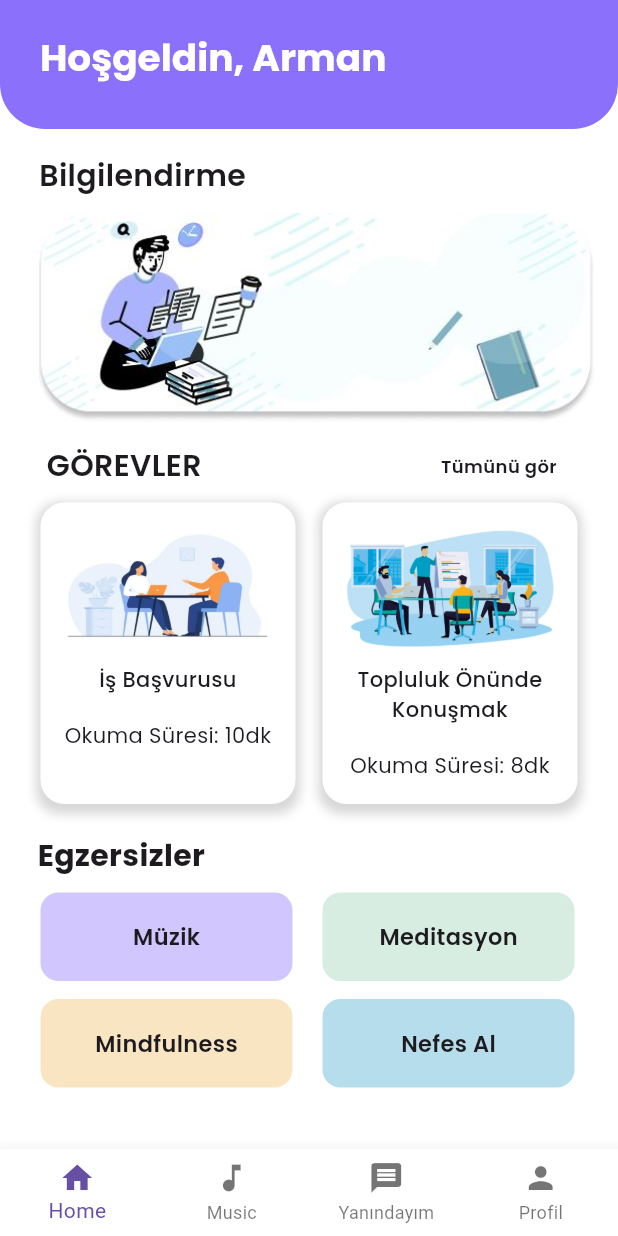
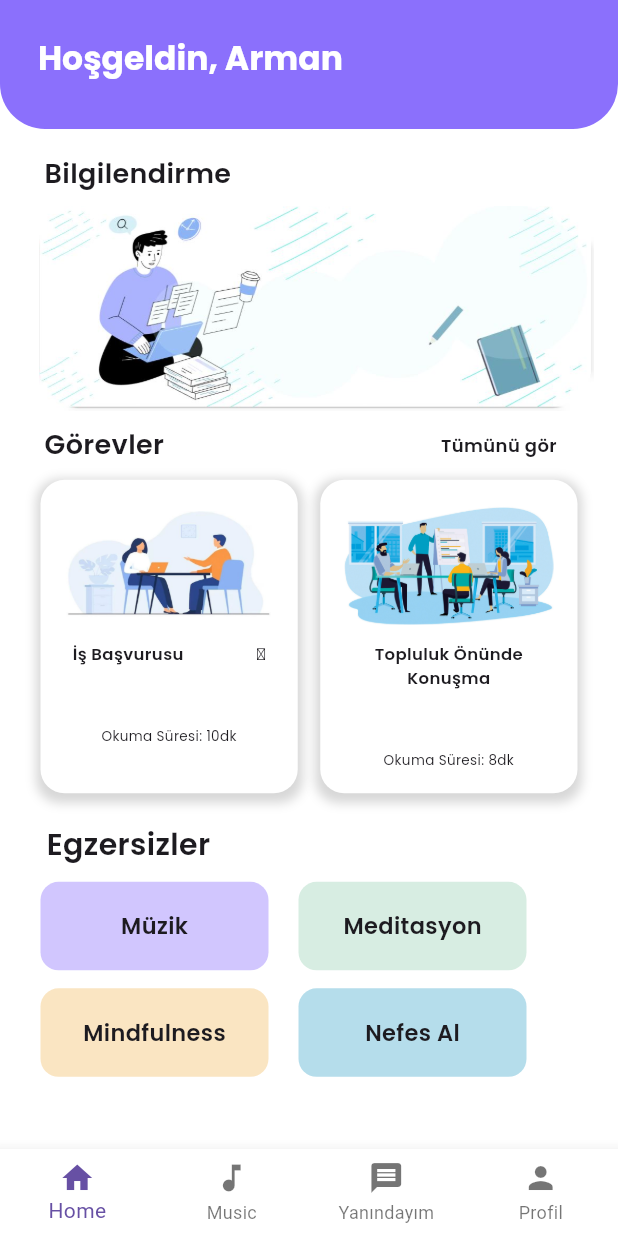
Before and after one commit to YunusEmreYildiz1/DengemGit, a Flutter app: the AnaSayfa screen opened directly, on a phone screen of 412 x 824 dp. Run offline on Flutter 3.47's test engine with Material 3 defaults, Android fonts, the phone set to English and light mode, and no system bars; our stand-ins replace google_fonts.

Commit message:
ana sayfa a54 için optimize edildi ve bilgilendirme kısmı görsel kalitesi arttırıldı

```diff
--- a/lib/ana_sayfa.dart
+++ b/lib/ana_sayfa.dart
@@ -14,18 +14,18 @@ class AnaSayfa extends StatelessWidget {
         title: Column(
           crossAxisAlignment: CrossAxisAlignment.start,
           children: [
-            SizedBox(height: 21), //Hoşgeldin arman yazısının yüksekliğini ayarlar
+            SizedBox(height: 21),
             Text('  Hoşgeldin, Arman',
                 style: GoogleFonts.poppins(
                     color: Colors.white,
-                    fontSize: 25,
+                    fontSize: 22,
                     fontWeight: FontWeight.bold)),
           ],
         ),
         automaticallyImplyLeading: false,
         shape: const RoundedRectangleBorder(
           borderRadius: BorderRadius.vertical(
-            bottom: Radius.circular(30), //Appbardaki kıvrımlı yerin açısını belirler
+            bottom: Radius.circular(30),
           ),
         ),
         bottom: PreferredSize(
@@ -33,18 +33,19 @@ class AnaSayfa extends StatelessWidget {
           child: Container(),
         ),
       ),
-      body: Padding(
+      body: SingleChildScrollView(
+        child: Padding(
           padding: const EdgeInsets.all(16.0),
           child: Column(
             crossAxisAlignment: CrossAxisAlignment.start,
             children: [
-            SizedBox(height: 1), //Bilgilendirme yazısı konum ayarlama
+              SizedBox(height: 1),
               Text(
-              '  Bilgilendirme',
+                '   Bilgilendirme',
                 style: GoogleFonts.poppins(
-                  fontSize: 20, fontWeight: FontWeight.w600),
+                    fontSize: 18, fontWeight: FontWeight.w600),
               ),
-            SizedBox(height: 10),
+              SizedBox(height: 8),
               Container(
                 child: Row(
                   children: [
@@ -52,15 +53,12 @@ class AnaSayfa extends StatelessWidget {
                     Expanded(
                       child: InkWell(
                         onTap: () {
-                        // Resim tıklanıldığında yapılacak işlemler
                           print('Resim tıklandı');
                         },
-                      splashColor:
-                      Colors.purple.withOpacity(0.5), // Tıklama sırasında görünen efekt rengi
-                      highlightColor:
-                      Colors.purple.withOpacity(0.3), // Tıklama sırasında görünen vurgu rengi
+                        splashColor: Colors.purple.withOpacity(0.5),
+                        highlightColor: Colors.purple.withOpacity(0.3),
                         child: Image.asset(
-                        'assets/images/gorsel2.JPG',
+                          'assets/images/gorsell3.JPG',
                           fit: BoxFit.contain,
                         ),
                       ),
@@ -68,19 +66,18 @@ class AnaSayfa extends StatelessWidget {
                   ],
                 ),
               ),
-            SizedBox(height: 15),
+              SizedBox(height: 10),
               Container(
                 child: Row(
                   mainAxisAlignment: MainAxisAlignment.spaceBetween,
                   children: [
                     Text(
-                    '   GÖREVLER',
+                      '   Görevler',
                       style: GoogleFonts.poppins(
-                        fontSize: 20, fontWeight: FontWeight.w600),
+                          fontSize: 18, fontWeight: FontWeight.w600),
                     ),
                     GestureDetector(
                       onTap: () {
-                      // 'Tümünü gör' metnine tıklandığında yapılacak işlemler
                         print('Tümünü gör metnine tıklandı');
                       },
                       child: Text(
@@ -94,33 +91,26 @@ class AnaSayfa extends StatelessWidget {
               ),
               SizedBox(height: 10),
               Padding(
-              padding: EdgeInsets.symmetric(horizontal: 11.0), // Yandan boşluk bırakma
+                padding: EdgeInsets.symmetric(horizontal: 11.0),
                 child: IntrinsicHeight(
-                // IntrinsicHeight kartların aynı boyutta olmasını sağlıyor
                   child: Row(
                     crossAxisAlignment: CrossAxisAlignment.stretch,
                     children: [
                       Expanded(
                         child: GestureDetector(
                           onTap: () {
-                          // İş Başvurusu kartına tıklandığında yapılacak işlemler
                             print('İş Başvurusu kartına tıklandı');
                           },
-                        child: _buildTaskCard('İş Başvurusu', 'Okuma Süresi: 10dk',
-                            'assets/images/gorsel7.JPG'),
+                          child: _buildTaskCard('İş Başvurusu                 ㅤ', 'Okuma Süresi: 10dk', 'assets/images/gorsel7.JPG'),
                         ),
                       ),
-                    SizedBox(width: 18),
+                      SizedBox(width: 15),
                       Expanded(
                         child: GestureDetector(
                           onTap: () {
-                          // Topluluk Önünde Konuşmak kartına tıklandığında yapılacak işlemler
                             print('Topluluk Önünde Konuşmak kartına tıklandı');
                           },
-                        child: _buildTaskCard(
-                            'Topluluk Önünde Konuşmak',
-                            'Okuma Süresi: 8dk',
-                            'assets/images/gorsel4.JPG'),
+                          child: _buildTaskCard('Topluluk Önünde Konuşma', 'Okuma Süresi: 8dk', 'assets/images/gorsel4.JPG'),
                         ),
                       ),
                     ],
@@ -129,13 +119,13 @@ class AnaSayfa extends StatelessWidget {
               ),
               SizedBox(height: 20),
               Text(
-              '  Egzersizler',
+                '   Egzersizler',
                 style: GoogleFonts.poppins(
-                  fontSize: 20, fontWeight: FontWeight.bold),
+                    fontSize: 20, fontWeight: FontWeight.w600),
               ),
               SizedBox(height: 10),
               Padding(
-              padding: EdgeInsets.symmetric(horizontal: 11.0), //yandan boşluk bırakmayı sağlar
+                padding: EdgeInsets.symmetric(horizontal: 11.0),
                 child: Wrap(
                   spacing: 20,
                   runSpacing: 12,
@@ -150,9 +140,10 @@ class AnaSayfa extends StatelessWidget {
             ],
           ),
         ),
+      ),
       bottomNavigationBar: BottomNavigationBar(
         backgroundColor: Colors.white,
-        currentIndex: 0, // İlk sekme seçili
+        currentIndex: 0,
         type: BottomNavigationBarType.fixed,
         items: [
           BottomNavigationBarItem(
@@ -204,13 +195,18 @@ class AnaSayfa extends StatelessWidget {
             title,
             textAlign: TextAlign.center,
             style: GoogleFonts.poppins(
-                fontSize: 14, fontWeight: FontWeight.w500),
+                fontSize: 11, fontWeight: FontWeight.w600),
           ),
-          SizedBox(height: 17),
-          Text(
+          SizedBox(height: 40),
+          Positioned(
+            bottom: 0,
+            left: 0,
+            right: 0,
+            child: Text(
               subtitle,
               textAlign: TextAlign.center,
-            style: GoogleFonts.poppins(fontSize: 14),
+              style: GoogleFonts.poppins(fontSize: 9),
+            ),
           ),
         ],
       ),
@@ -220,7 +216,6 @@ class AnaSayfa extends StatelessWidget {
   Widget _buildExerciseButton(String title, Color color) {
     String nameToPrint = '';
 
-    // Buton başlığına ne yapsın !!!
     if (title == 'Müzik') {
       nameToPrint = 'müzik';
     } else if (title == 'Meditasyon') {
@@ -232,12 +227,11 @@ class AnaSayfa extends StatelessWidget {
     }
 
     return GestureDetector(
-      //basıldığında ne yapsın !!!
       onTap: () {
         print(nameToPrint);
       },
       child: Container(
-        width: 168,
+        width: 152,
         padding: EdgeInsets.all(19),
         decoration: BoxDecoration(
           color: color,
```
Also changed, not shown: assets/images/gorsell1.JPG (added), assets/images/gorsell2.JPG (added), assets/images/gorsell3.JPG (added). Lines whose indentation alone changed are shown as unchanged.
